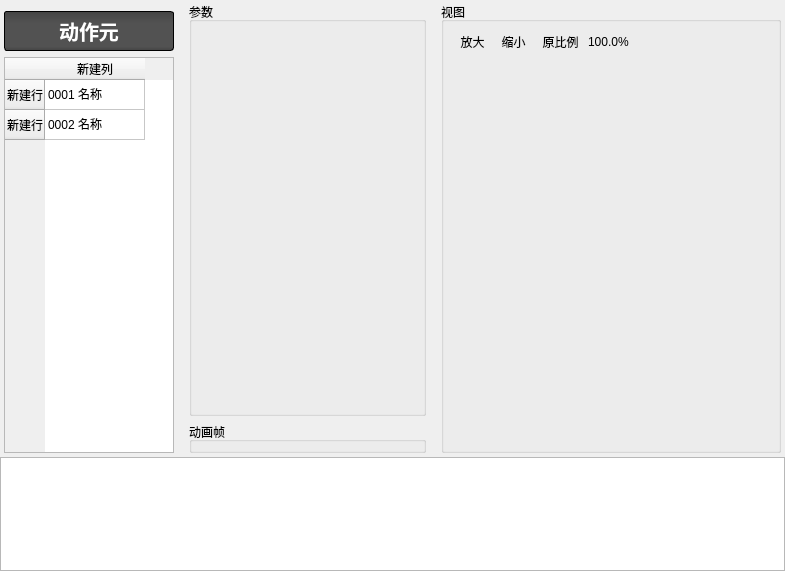
Before: the Qt Designer form DrillGIFActionSequenceEditor/Source/ActionSeqModule/actionPart/p_ActionPart.ui in DrillUp/DrillGIFActionSequenceEditor, drawn with Qt 5.
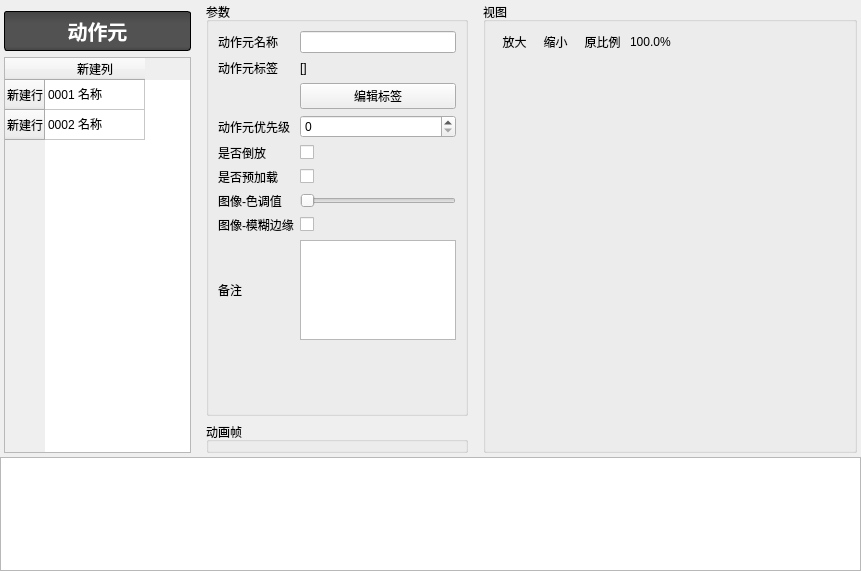
After: the same form once the commit is applied. Icons and pictures are not drawn.

Commit message: 去掉了fastClass结构。

Patch:
```diff
--- a/DrillGIFActionSequenceEditor/Source/ActionSeqModule/actionPart/p_ActionPart.ui
+++ b/DrillGIFActionSequenceEditor/Source/ActionSeqModule/actionPart/p_ActionPart.ui
@@ -6,7 +6,7 @@
    <rect>
     <x>0</x>
     <y>0</y>
-    <width>785</width>
+    <width>861</width>
     <height>571</height>
    </rect>
   </property>
@@ -160,25 +160,111 @@
                <string>参数</string>
               </property>
               <layout class="QGridLayout" name="gridLayout" columnstretch="1,0">
-               <property name="leftMargin">
-                <number>2</number>
-               </property>
-               <property name="topMargin">
-                <number>2</number>
-               </property>
-               <property name="rightMargin">
-                <number>2</number>
-               </property>
-               <property name="bottomMargin">
-                <number>6</number>
-               </property>
-               <property name="spacing">
-                <number>2</number>
-               </property>
-               <item row="0" column="0" colspan="2">
-                <widget class="QWidget" name="widget_form" native="true"/>
+               <item row="6" column="1">
+                <widget class="QSlider" name="horizontalSlider_tint">
+                 <property name="maximum">
+                  <number>360</number>
+                 </property>
+                 <property name="orientation">
+                  <enum>Qt::Horizontal</enum>
+                 </property>
+                </widget>
+               </item>
+               <item row="7" column="0">
+                <widget class="QLabel" name="label_9">
+                 <property name="text">
+                  <string>图像-模糊边缘</string>
+                 </property>
+                </widget>
+               </item>
+               <item row="7" column="1">
+                <widget class="QCheckBox" name="checkBox_smooth">
+                 <property name="text">
+                  <string/>
+                 </property>
+                </widget>
+               </item>
+               <item row="2" column="1">
+                <widget class="QPushButton" name="pushButton_tagTank">
+                 <property name="text">
+                  <string>编辑标签</string>
+                 </property>
+                </widget>
+               </item>
+               <item row="6" column="0">
+                <widget class="QLabel" name="label_8">
+                 <property name="text">
+                  <string>图像-色调值</string>
+                 </property>
+                </widget>
+               </item>
+               <item row="0" column="0">
+                <widget class="QLabel" name="label_2">
+                 <property name="text">
+                  <string>动作元名称</string>
+                 </property>
+                </widget>
                </item>
                <item row="1" column="0">
+                <widget class="QLabel" name="label_6">
+                 <property name="text">
+                  <string>动作元标签</string>
+                 </property>
+                </widget>
+               </item>
+               <item row="0" column="1">
+                <widget class="QLineEdit" name="lineEdit_name"/>
+               </item>
+               <item row="4" column="0">
+                <widget class="QLabel" name="label_4">
+                 <property name="text">
+                  <string>是否倒放</string>
+                 </property>
+                </widget>
+               </item>
+               <item row="4" column="1">
+                <widget class="QCheckBox" name="checkBox_gif_back_run">
+                 <property name="text">
+                  <string/>
+                 </property>
+                </widget>
+               </item>
+               <item row="5" column="0">
+                <widget class="QLabel" name="label_5">
+                 <property name="text">
+                  <string>是否预加载</string>
+                 </property>
+                </widget>
+               </item>
+               <item row="5" column="1">
+                <widget class="QCheckBox" name="checkBox_gif_preload">
+                 <property name="text">
+                  <string/>
+                 </property>
+                </widget>
+               </item>
+               <item row="1" column="1">
+                <widget class="QLabel" name="label_tagTank">
+                 <property name="text">
+                  <string>[]</string>
+                 </property>
+                </widget>
+               </item>
+               <item row="3" column="0">
+                <widget class="QLabel" name="label_3">
+                 <property name="text">
+                  <string>动作元优先级</string>
+                 </property>
+                </widget>
+               </item>
+               <item row="3" column="1">
+                <widget class="QSpinBox" name="spinBox_priority">
+                 <property name="maximum">
+                  <number>9999</number>
+                 </property>
+                </widget>
+               </item>
+               <item row="9" column="0">
                 <spacer name="verticalSpacer">
                  <property name="orientation">
                   <enum>Qt::Vertical</enum>
@@ -191,6 +277,29 @@
                  </property>
                 </spacer>
                </item>
+               <item row="8" column="0">
+                <widget class="QLabel" name="label_10">
+                 <property name="text">
+                  <string>备注</string>
+                 </property>
+                </widget>
+               </item>
+               <item row="8" column="1">
+                <widget class="QPlainTextEdit" name="plainTextEdit_note">
+                 <property name="minimumSize">
+                  <size>
+                   <width>0</width>
+                   <height>100</height>
+                  </size>
+                 </property>
+                 <property name="maximumSize">
+                  <size>
+                   <width>16777215</width>
+                   <height>100</height>
+                  </size>
+                 </property>
+                </widget>
+               </item>
               </layout>
              </widget>
             </item>
```
Left out of the diff: 1 changed line with no effect on the pictures. The commit also changes 13 other files.
